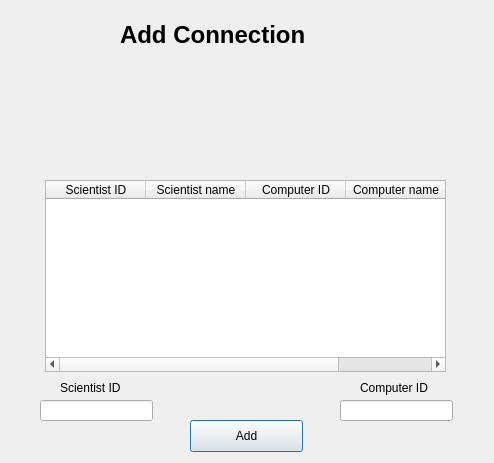
First picture: the form in GUI-verklegtVika3/addconnection.ui, repository streamerinn/Verklegt-1, before the edit.
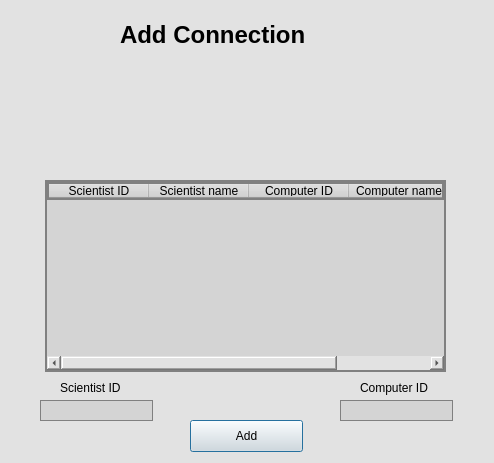
Second picture: the form after the edit. Icons and pictures are not drawn.

```diff
--- a/GUI-verklegtVika3/addconnection.ui
+++ b/GUI-verklegtVika3/addconnection.ui
@@ -10,6 +10,12 @@
     <height>463</height>
    </rect>
   </property>
+  <property name="maximumSize">
+   <size>
+    <width>494</width>
+    <height>463</height>
+   </size>
+  </property>
   <property name="windowTitle">
    <string>Add connection</string>
   </property>
@@ -17,6 +23,9 @@
    <iconset resource="aukaefni.qrc">
     <normaloff>:/images/pictures/linking.png</normaloff>:/images/pictures/linking.png</iconset>
   </property>
+  <property name="styleSheet">
+   <string notr="true">background-color: rgb(226, 226, 226);</string>
+  </property>
   <widget class="QLabel" name="label">
    <property name="geometry">
     <rect>
@@ -39,6 +48,10 @@
      <height>21</height>
     </rect>
    </property>
+   <property name="styleSheet">
+    <string notr="true">background-color: rgb(212, 212, 212);
+	border: 1px solid gray;</string>
+   </property>
   </widget>
   <widget class="QLineEdit" name="insertCompID">
    <property name="geometry">
@@ -49,6 +62,11 @@
      <height>21</height>
     </rect>
    </property>
+   <property name="styleSheet">
+    <string notr="true">background-color: rgb(212, 212, 212);
+	border: 1px solid gray;
+	</string>
+   </property>
   </widget>
   <widget class="QLabel" name="scientistID">
    <property name="geometry">
@@ -124,6 +142,10 @@
      <height>192</height>
     </rect>
    </property>
+   <property name="styleSheet">
+    <string notr="true">background-color: rgb(212, 212, 212);
+	border: 2px solid gray;</string>
+   </property>
    <column>
     <property name="text">
      <string>Scientist ID</string>
```
